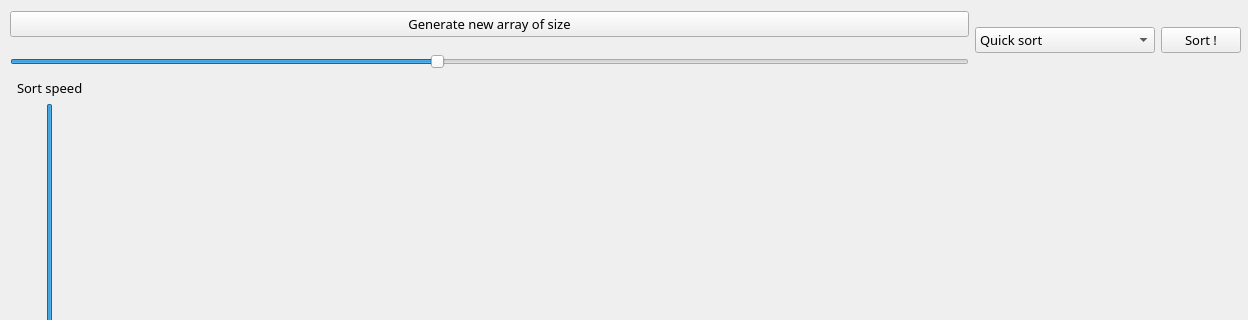
This is SortingVisualiser/mainwindow.ui in JuliaSamartseva/Sorting-Visualiser as Qt 5 draws it before an edit; both pictures show x 0 to 1248 and y 0 to 320 of the 1248 by 772 pixel window. The edited form follows.
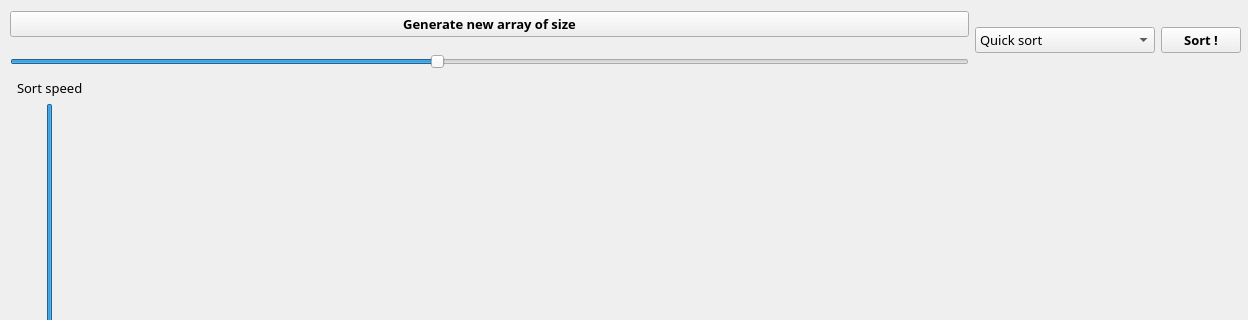
This is the edited form.

```diff
--- a/SortingVisualiser/mainwindow.ui
+++ b/SortingVisualiser/mainwindow.ui
@@ -45,6 +45,14 @@
       <layout class="QVBoxLayout" name="verticalLayout_2">
        <item>
         <widget class="QPushButton" name="generateArray">
+         <property name="font">
+          <font>
+           <family>Yu Gothic Light</family>
+           <pointsize>10</pointsize>
+           <weight>75</weight>
+           <bold>true</bold>
+          </font>
+         </property>
          <property name="text">
           <string>Generate new array of size</string>
          </property>
@@ -111,6 +119,14 @@
      </item>
      <item>
       <widget class="QPushButton" name="startSort">
+       <property name="font">
+        <font>
+         <family>Yu Gothic Light</family>
+         <pointsize>10</pointsize>
+         <weight>75</weight>
+         <bold>true</bold>
+        </font>
+       </property>
        <property name="text">
         <string>Sort !</string>
        </property>
```
